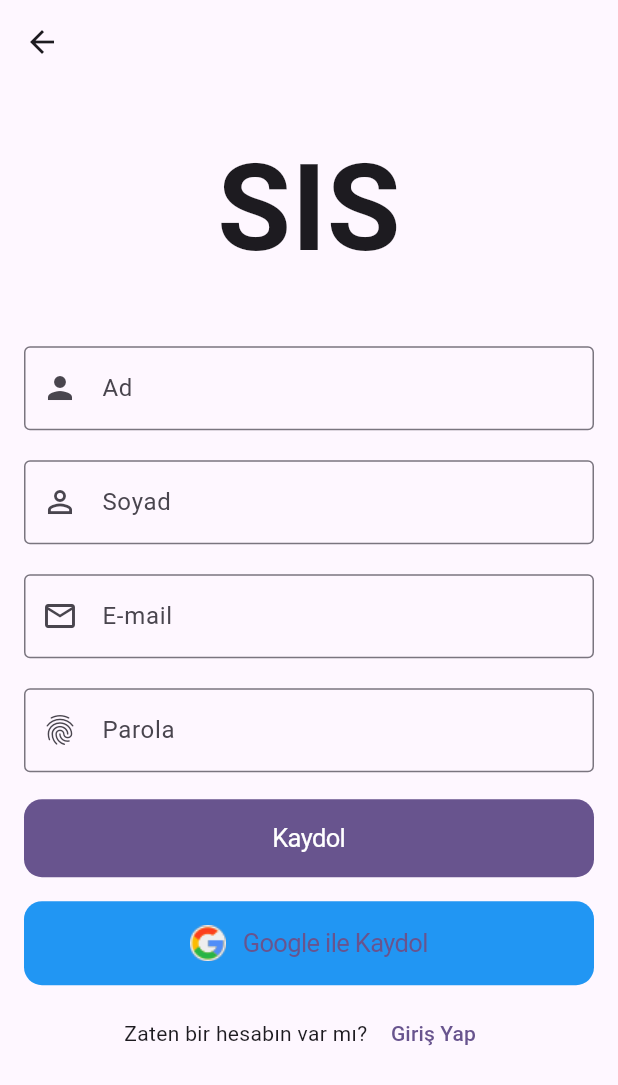
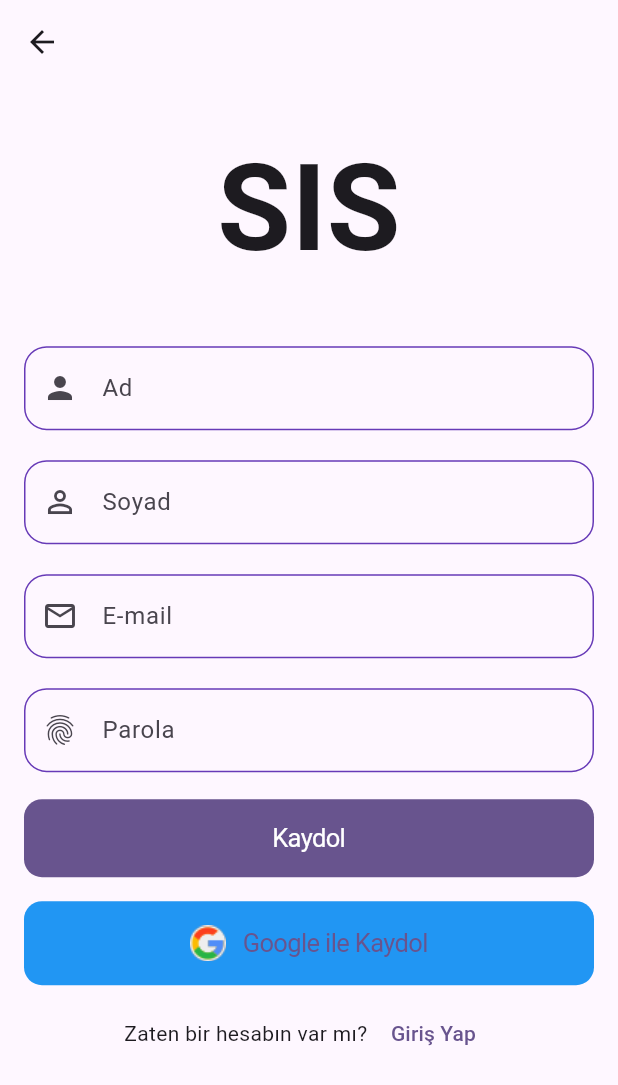
Before and after one commit to Sadece-Iyilik-Saglik/sadece_iylik_saglik, a Flutter app: the screen it shows after launch, after a tap on "Kaydol", on a phone screen of 412 x 824 dp. Shown: the top 1085 px of the screen. Run offline on Flutter 3.47's test engine with Material 2 defaults, Android fonts, the phone set to English and light mode, and no system bars; our stand-ins replace flutter_otp_text_field.

Commit message:
Common Textfield widget is updated with its border customization

```diff
--- a/lib/view/auth/login_screen.dart
+++ b/lib/view/auth/login_screen.dart
@@ -38,6 +38,7 @@ class _LoginScreenState extends BaseState<LoginScreen> {
       icon: _isPasswordVisible
           ? const Icon(Icons.visibility)
           : const Icon(Icons.visibility_off),
+      color: Colors.black,
     );
   }
 
@@ -88,13 +89,15 @@ class _LoginScreenState extends BaseState<LoginScreen> {
         controller: emailController,
         iconData: Icons.email_outlined,
         labelText: 'E-mail',
+        obscureText: false,
       );
   Widget get passwordTextField => TextFieldCommon(
-      controller: passwordController,
-      iconData: Icons.fingerprint,
-      labelText: "Şifre",
-      obscureText: !_isPasswordVisible,
-      suffixIcon: _buildSuffixIcon());
+        controller: passwordController,
+        iconData: Icons.fingerprint,
+        labelText: "Şifre",
+        obscureText: !_isPasswordVisible,
+        suffixIcon: _buildSuffixIcon(),
+      );
 
   Widget get forgetButton => Container(
         width: dynamicWidth(1),
--- a/lib/view/auth/signup_screen.dart
+++ b/lib/view/auth/signup_screen.dart
@@ -52,19 +52,27 @@ class _SignupScreenState extends BaseState<SignupScreen> {
                     TextFieldCommon(
                       controller: nameController,
                       iconData: Icons.person,
-                        labelText: "Ad"),
+                      labelText: "Ad",
+                      obscureText: false,
+                    ),
                     TextFieldCommon(
                       controller: surnameController,
                       iconData: Icons.person_outline_sharp,
-                        labelText: "Soyad"),
+                      labelText: "Soyad",
+                      obscureText: false,
+                    ),
                     TextFieldCommon(
                       controller: emailController,
                       iconData: Icons.email_outlined,
-                        labelText: "E-mail"),
+                      labelText: "E-mail",
+                      obscureText: false,
+                    ),
                     TextFieldCommon(
                       controller: passwordController,
                       iconData: Icons.fingerprint_outlined,
-                        labelText: "Parola"),
+                      labelText: "Parola",
+                      obscureText: false,
+                    ),
                     loginButton,
                     googleRegisterButton,
                     loginArea,
--- a/lib/view/auth/widgets/text_field_common.dart
+++ b/lib/view/auth/widgets/text_field_common.dart
@@ -7,14 +7,14 @@ class TextFieldCommon extends StatelessWidget {
     required this.iconData,
     required this.labelText,
     this.suffixIcon,
-    this.obscureText,
+    required this.obscureText,
   });
 
   final TextEditingController controller;
   final IconData iconData;
   final String labelText;
   final Widget? suffixIcon;
-  final bool? obscureText;
+  final bool obscureText;
   @override
   Widget build(BuildContext context) {
     return Padding(
@@ -23,8 +23,29 @@ class TextFieldCommon extends StatelessWidget {
         controller: controller,
         decoration: InputDecoration(
             prefixIcon: Icon(iconData),
-            border: const OutlineInputBorder(),
-            labelText: labelText),
+            enabledBorder: const OutlineInputBorder(
+              borderSide: BorderSide(
+                  color: Colors.deepPurple, style: BorderStyle.solid),
+              borderRadius: BorderRadius.all(
+                Radius.circular(15),
+              ),
+            ),
+            focusedBorder: const OutlineInputBorder(
+              borderSide: BorderSide(
+                  color: Colors.deepPurple,
+                  style: BorderStyle.solid,
+                  width: 2.5),
+              borderRadius: BorderRadius.all(
+                Radius.circular(15),
+              ),
+            ),
+            border: const OutlineInputBorder(
+              borderRadius: BorderRadius.all(
+                Radius.circular(15),
+              ),
+            ),
+            labelText: labelText,
+            suffixIcon: suffixIcon),
       ),
     );
   }
```
Lines whose indentation alone changed are shown as unchanged.
